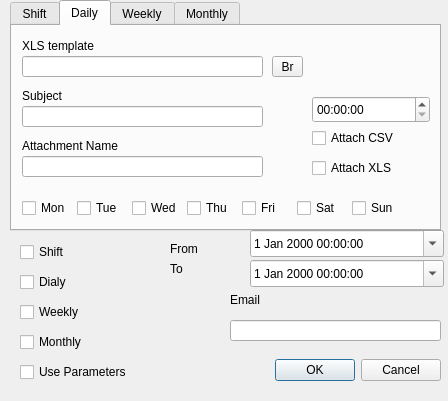
Davebudil/reporter, file customscheduling.ui: the form before one commit.
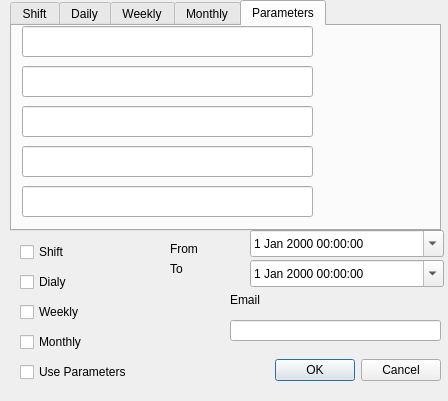
The form after the commit.

Commit message: Parameters specific for every scheduling in export, working on parameters in scheduling data

What changed in the file:
```diff
--- a/customscheduling.ui
+++ b/customscheduling.ui
@@ -146,7 +146,7 @@
     </rect>
    </property>
    <property name="currentIndex">
-    <number>1</number>
+    <number>4</number>
    </property>
    <widget class="QWidget" name="tab">
     <attribute name="title">
@@ -1061,6 +1061,61 @@
      </item>
     </widget>
    </widget>
+   <widget class="QWidget" name="tab_5">
+    <attribute name="title">
+     <string>Parameters</string>
+    </attribute>
+    <widget class="QLineEdit" name="lineEdit">
+     <property name="geometry">
+      <rect>
+       <x>10</x>
+       <y>0</y>
+       <width>291</width>
+       <height>31</height>
+      </rect>
+     </property>
+    </widget>
+    <widget class="QLineEdit" name="lineEdit_2">
+     <property name="geometry">
+      <rect>
+       <x>10</x>
+       <y>40</y>
+       <width>291</width>
+       <height>31</height>
+      </rect>
+     </property>
+    </widget>
+    <widget class="QLineEdit" name="lineEdit_3">
+     <property name="geometry">
+      <rect>
+       <x>10</x>
+       <y>80</y>
+       <width>291</width>
+       <height>31</height>
+      </rect>
+     </property>
+    </widget>
+    <widget class="QLineEdit" name="lineEdit_4">
+     <property name="geometry">
+      <rect>
+       <x>10</x>
+       <y>120</y>
+       <width>291</width>
+       <height>31</height>
+      </rect>
+     </property>
+    </widget>
+    <widget class="QLineEdit" name="lineEdit_5">
+     <property name="geometry">
+      <rect>
+       <x>10</x>
+       <y>160</y>
+       <width>291</width>
+       <height>31</height>
+      </rect>
+     </property>
+    </widget>
+   </widget>
   </widget>
   <widget class="QCheckBox" name="parametersCheck">
    <property name="geometry">
```
Left out of the diff: 2 changed lines with no effect on the pictures. The commit also changes 7 other files.
